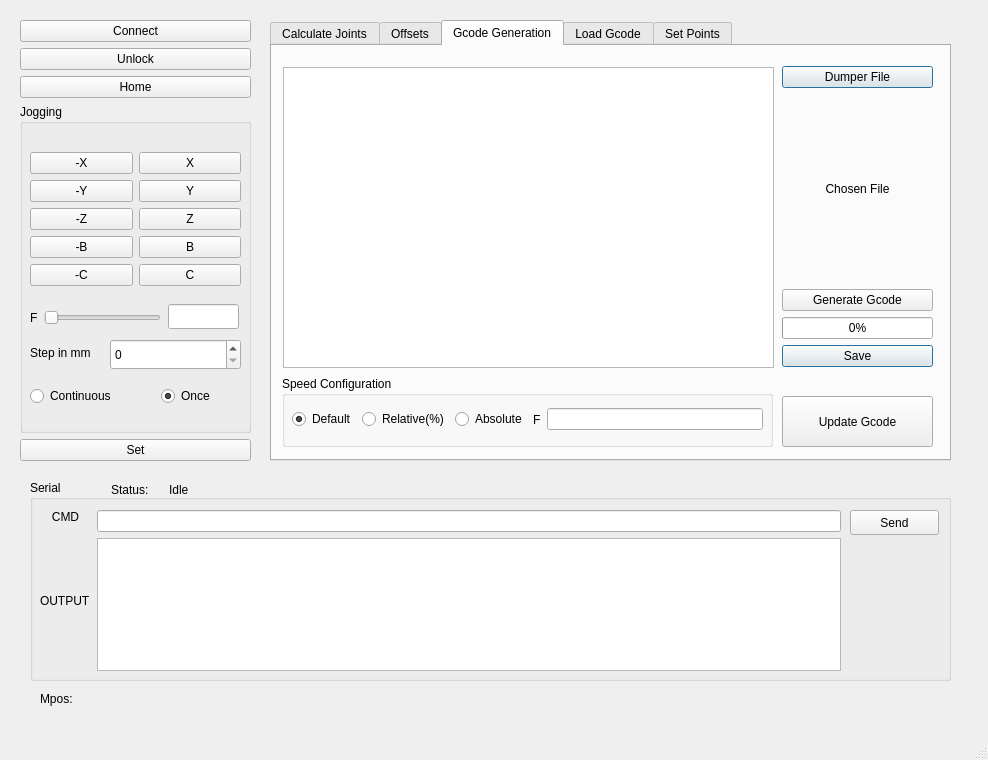
ajosuemendez/5_Achse_Maschine, file project_praktikum_moveit_config/pyqt/DoldGui.ui: the form before one commit.
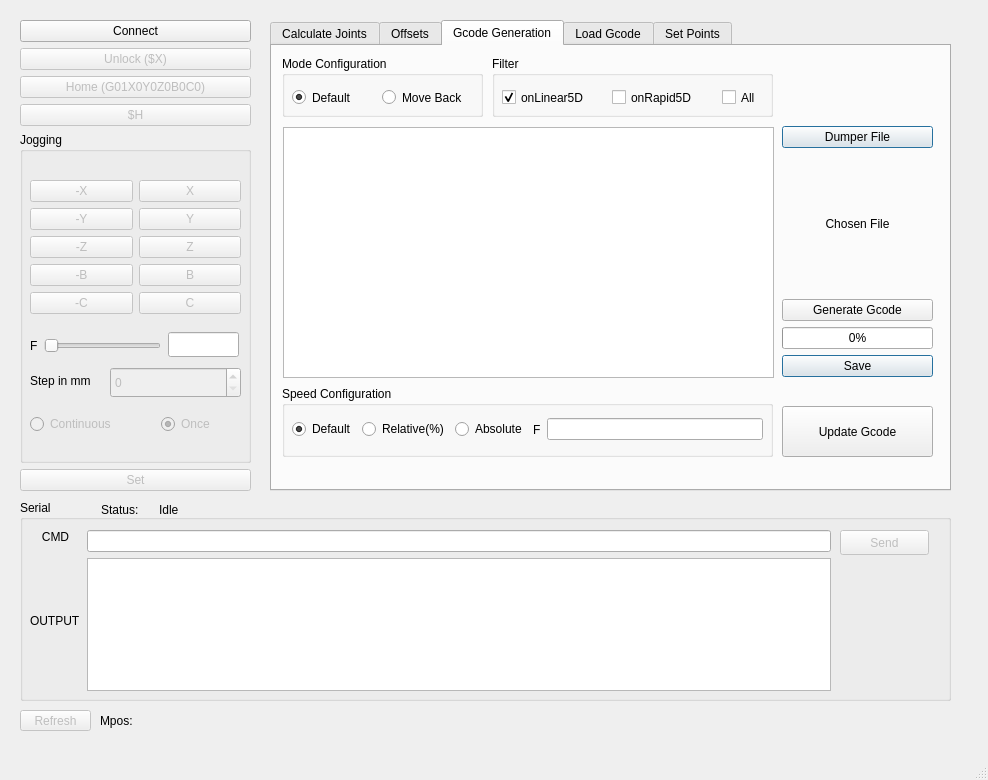
The form after the commit. The open tabs and pages were chosen to show the change.

The edit to the form file:
```diff
--- a/project_praktikum_moveit_config/pyqt/DoldGui.ui
+++ b/project_praktikum_moveit_config/pyqt/DoldGui.ui
@@ -7,7 +7,7 @@
     <x>0</x>
     <y>0</y>
     <width>988</width>
-    <height>760</height>
+    <height>780</height>
    </rect>
   </property>
   <property name="windowTitle">
@@ -20,7 +20,7 @@
       <x>270</x>
       <y>20</y>
       <width>681</width>
-      <height>441</height>
+      <height>471</height>
      </rect>
     </property>
     <property name="currentIndex">
@@ -898,9 +898,9 @@
       <property name="geometry">
        <rect>
         <x>11</x>
-        <y>21</y>
+        <y>81</y>
         <width>491</width>
-        <height>301</height>
+        <height>251</height>
        </rect>
       </property>
      </widget>
@@ -908,9 +908,9 @@
       <property name="geometry">
        <rect>
         <x>510</x>
-        <y>20</y>
+        <y>80</y>
         <width>151</width>
-        <height>301</height>
+        <height>251</height>
        </rect>
       </property>
       <layout class="QVBoxLayout" name="verticalLayout_19">
@@ -976,7 +976,7 @@
       <property name="geometry">
        <rect>
         <x>510</x>
-        <y>350</y>
+        <y>360</y>
         <width>151</width>
         <height>51</height>
        </rect>
@@ -995,7 +995,7 @@
       <property name="geometry">
        <rect>
         <x>10</x>
-        <y>330</y>
+        <y>340</y>
         <width>491</width>
         <height>71</height>
        </rect>
@@ -1054,6 +1054,106 @@
        </layout>
       </widget>
      </widget>
+     <widget class="QGroupBox" name="groupBox_3">
+      <property name="geometry">
+       <rect>
+        <x>10</x>
+        <y>10</y>
+        <width>201</width>
+        <height>61</height>
+       </rect>
+      </property>
+      <property name="title">
+       <string>Mode Configuration</string>
+      </property>
+      <widget class="QRadioButton" name="modeDefaultRadioButton">
+       <property name="geometry">
+        <rect>
+         <x>10</x>
+         <y>30</y>
+         <width>71</width>
+         <height>23</height>
+        </rect>
+       </property>
+       <property name="text">
+        <string>Default</string>
+       </property>
+       <property name="checked">
+        <bool>true</bool>
+       </property>
+      </widget>
+      <widget class="QRadioButton" name="moveBackRadioButton">
+       <property name="geometry">
+        <rect>
+         <x>100</x>
+         <y>30</y>
+         <width>101</width>
+         <height>23</height>
+        </rect>
+       </property>
+       <property name="text">
+        <string>Move Back</string>
+       </property>
+      </widget>
+     </widget>
+     <widget class="QGroupBox" name="groupBox_4">
+      <property name="geometry">
+       <rect>
+        <x>220</x>
+        <y>10</y>
+        <width>281</width>
+        <height>61</height>
+       </rect>
+      </property>
+      <property name="title">
+       <string>Filter</string>
+      </property>
+      <widget class="QCheckBox" name="onLinear5DCheckBox">
+       <property name="geometry">
+        <rect>
+         <x>10</x>
+         <y>30</y>
+         <width>101</width>
+         <height>23</height>
+        </rect>
+       </property>
+       <property name="text">
+        <string>onLinear5D</string>
+       </property>
+       <property name="checked">
+        <bool>true</bool>
+       </property>
+       <property name="tristate">
+        <bool>false</bool>
+       </property>
+      </widget>
+      <widget class="QCheckBox" name="onRapid5DCheckBox">
+       <property name="geometry">
+        <rect>
+         <x>120</x>
+         <y>30</y>
+         <width>101</width>
+         <height>23</height>
+        </rect>
+       </property>
+       <property name="text">
+        <string>onRapid5D</string>
+       </property>
+      </widget>
+      <widget class="QCheckBox" name="allCheckBox">
+       <property name="geometry">
+        <rect>
+         <x>230</x>
+         <y>30</y>
+         <width>41</width>
+         <height>23</height>
+        </rect>
+       </property>
+       <property name="text">
+        <string>All</string>
+       </property>
+      </widget>
+     </widget>
     </widget>
     <widget class="QWidget" name="LoadGcode">
      <attribute name="title">
@@ -1443,7 +1543,7 @@
       <x>20</x>
       <y>20</y>
       <width>231</width>
-      <height>441</height>
+      <height>471</height>
      </rect>
     </property>
     <layout class="QVBoxLayout" name="verticalLayout_6">
@@ -1459,8 +1559,11 @@
      </item>
      <item>
       <widget class="QPushButton" name="unlockButton">
+       <property name="enabled">
+        <bool>false</bool>
+       </property>
        <property name="text">
-        <string>Unlock</string>
+        <string>Unlock ($X)</string>
        </property>
        <property name="autoDefault">
         <bool>true</bool>
@@ -1469,14 +1572,27 @@
      </item>
      <item>
       <widget class="QPushButton" name="homeButton">
+       <property name="enabled">
+        <bool>false</bool>
+       </property>
        <property name="text">
-        <string>Home</string>
+        <string>Home (G01X0Y0Z0B0C0)</string>
        </property>
        <property name="autoDefault">
         <bool>true</bool>
        </property>
       </widget>
      </item>
+     <item>
+      <widget class="QPushButton" name="hButton">
+       <property name="enabled">
+        <bool>false</bool>
+       </property>
+       <property name="text">
+        <string>$H</string>
+       </property>
+      </widget>
+     </item>
      <item>
       <layout class="QVBoxLayout" name="verticalLayout_5">
        <item>
@@ -1506,6 +1622,9 @@
                </property>
                <item>
                 <widget class="QPushButton" name="backXButton">
+                 <property name="enabled">
+                  <bool>false</bool>
+                 </property>
                  <property name="text">
                   <string>-X</string>
                  </property>
@@ -1513,6 +1632,9 @@
                </item>
                <item>
                 <widget class="QPushButton" name="forwardXButton">
+                 <property name="enabled">
+                  <bool>false</bool>
+                 </property>
                  <property name="text">
                   <string>X</string>
                  </property>
@@ -1524,6 +1646,9 @@
               <layout class="QHBoxLayout" name="horizontalLayout_3">
                <item>
                 <widget class="QPushButton" name="backYButton">
+                 <property name="enabled">
+                  <bool>false</bool>
+                 </property>
                  <property name="text">
                   <string>-Y</string>
                  </property>
@@ -1531,6 +1656,9 @@
                </item>
                <item>
                 <widget class="QPushButton" name="forwardYButton">
+                 <property name="enabled">
+                  <bool>false</bool>
+                 </property>
                  <property name="text">
                   <string>Y</string>
                  </property>
@@ -1542,6 +1670,9 @@
               <layout class="QHBoxLayout" name="horizontalLayout_4">
                <item>
                 <widget class="QPushButton" name="backZButton">
+                 <property name="enabled">
+                  <bool>false</bool>
+                 </property>
                  <property name="text">
                   <string>-Z</string>
                  </property>
@@ -1549,6 +1680,9 @@
                </item>
                <item>
                 <widget class="QPushButton" name="forwardZButton">
+                 <property name="enabled">
+                  <bool>false</bool>
+                 </property>
                  <property name="text">
                   <string>Z</string>
                  </property>
@@ -1560,6 +1694,9 @@
               <layout class="QHBoxLayout" name="horizontalLayout_5">
                <item>
                 <widget class="QPushButton" name="backBButton">
+                 <property name="enabled">
+                  <bool>false</bool>
+                 </property>
                  <property name="text">
                   <string>-B</string>
                  </property>
@@ -1567,6 +1704,9 @@
                </item>
                <item>
                 <widget class="QPushButton" name="forwardBButton">
+                 <property name="enabled">
+                  <bool>false</bool>
+                 </property>
                  <property name="text">
                   <string>B</string>
                  </property>
@@ -1578,6 +1718,9 @@
               <layout class="QHBoxLayout" name="horizontalLayout_6">
                <item>
                 <widget class="QPushButton" name="backCButton">
+                 <property name="enabled">
+                  <bool>false</bool>
+                 </property>
                  <property name="text">
                   <string>-C</string>
                  </property>
@@ -1585,6 +1728,9 @@
                </item>
                <item>
                 <widget class="QPushButton" name="forwardCButton">
+                 <property name="enabled">
+                  <bool>false</bool>
+                 </property>
                  <property name="text">
                   <string>C</string>
                  </property>
@@ -1613,6 +1759,9 @@
           </property>
          </widget>
          <widget class="QSpinBox" name="stepSpinBox">
+          <property name="enabled">
+           <bool>false</bool>
+          </property>
           <property name="geometry">
            <rect>
             <x>90</x>
@@ -1641,6 +1790,9 @@
            </item>
            <item>
             <widget class="QSlider" name="feedHorizontalSlider">
+             <property name="enabled">
+              <bool>false</bool>
+             </property>
              <property name="orientation">
               <enum>Qt::Horizontal</enum>
              </property>
@@ -1663,6 +1815,9 @@
            </property>
            <item>
             <widget class="QRadioButton" name="continuousRadioButton">
+             <property name="enabled">
+              <bool>false</bool>
+             </property>
              <property name="text">
               <string>Continuous</string>
              </property>
@@ -1670,6 +1825,9 @@
            </item>
            <item>
             <widget class="QRadioButton" name="onceRadioButton">
+             <property name="enabled">
+              <bool>false</bool>
+             </property>
              <property name="text">
               <string>Once</string>
              </property>
@@ -1694,6 +1852,9 @@
        </item>
        <item>
         <widget class="QPushButton" name="setButton">
+         <property name="enabled">
+          <bool>false</bool>
+         </property>
          <property name="text">
           <string>Set</string>
          </property>
@@ -1709,9 +1870,9 @@
    <widget class="QGroupBox" name="Serial">
     <property name="geometry">
      <rect>
-      <x>30</x>
-      <y>480</y>
-      <width>921</width>
+      <x>20</x>
+      <y>500</y>
+      <width>931</width>
       <height>201</height>
      </rect>
     </property>
@@ -1774,6 +1935,9 @@
      </layout>
     </widget>
     <widget class="QPushButton" name="sendButton">
+     <property name="enabled">
+      <bool>false</bool>
+     </property>
      <property name="geometry">
       <rect>
        <x>820</x>
@@ -1807,7 +1971,7 @@
       <rect>
        <x>139</x>
        <y>1</y>
-       <width>101</width>
+       <width>221</width>
        <height>17</height>
       </rect>
      </property>
@@ -1819,10 +1983,10 @@
    <widget class="QLabel" name="mposLabel">
     <property name="geometry">
      <rect>
-      <x>40</x>
-      <y>690</y>
-      <width>67</width>
-      <height>17</height>
+      <x>100</x>
+      <y>710</y>
+      <width>571</width>
+      <height>21</height>
      </rect>
     </property>
     <property name="text">
@@ -1851,6 +2015,22 @@
     </property>
     <layout class="QVBoxLayout" name="verticalLayout_31"/>
    </widget>
+   <widget class="QPushButton" name="refreshButton">
+    <property name="enabled">
+     <bool>false</bool>
+    </property>
+    <property name="geometry">
+     <rect>
+      <x>20</x>
+      <y>710</y>
+      <width>71</width>
+      <height>21</height>
+     </rect>
+    </property>
+    <property name="text">
+     <string>Refresh</string>
+    </property>
+   </widget>
   </widget>
   <widget class="QMenuBar" name="menubar">
    <property name="geometry">
```
Left out of the diff: 23 changed lines with no effect on the pictures.
